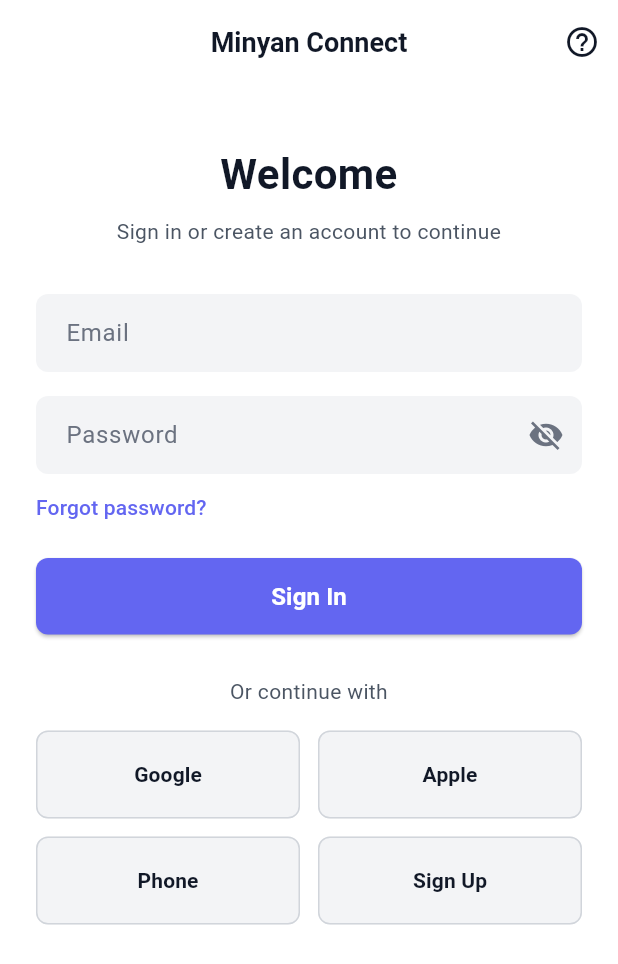
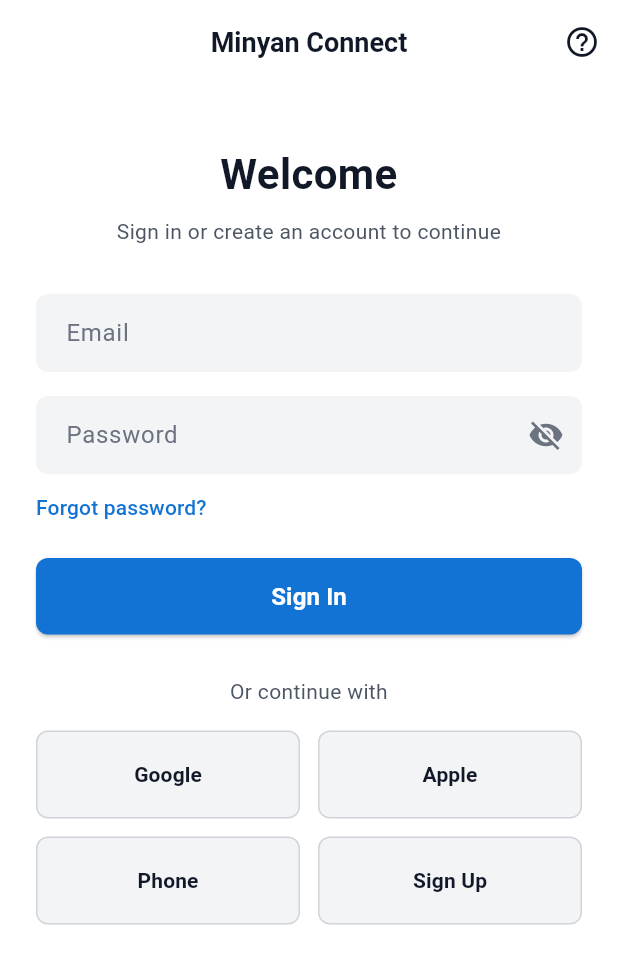
Before and after one commit to TitanDz/yad-app, a Flutter app: the screen it shows after launch, on a phone screen of 412 x 824 dp. Shown: the top 964 px of the screen. Run offline on Flutter 3.47's test engine with Material 3 defaults, Android fonts, the light colour scheme and no system bars; our stand-ins replace dio, elegant_notification, equatable, flutter_bloc, geolocator, get_it and 3 more; accounts and stored records are empty.

Commit message:
Update theme.dart

```diff
--- a/lib/config/theme.dart
+++ b/lib/config/theme.dart
@@ -1,9 +1,9 @@
 import 'package:flutter/material.dart';
 
 class AppTheme {
-  static const Color primary = Color(0xFF6366F1);
-  static const Color primaryLight = Color(0xFFEEF2FF);
-  static const Color primaryDark = Color(0xFF4338CA);
+  static const Color primary = Color(0xFF1273D4);
+  static const Color primaryLight = Color(0xFFE3F2FD);
+  static const Color primaryDark = Color(0xFF0D5BA8);
 
   static const Color secondary = Color(0xFF10B981);
   static const Color error = Color(0xFFEF4444);
```
